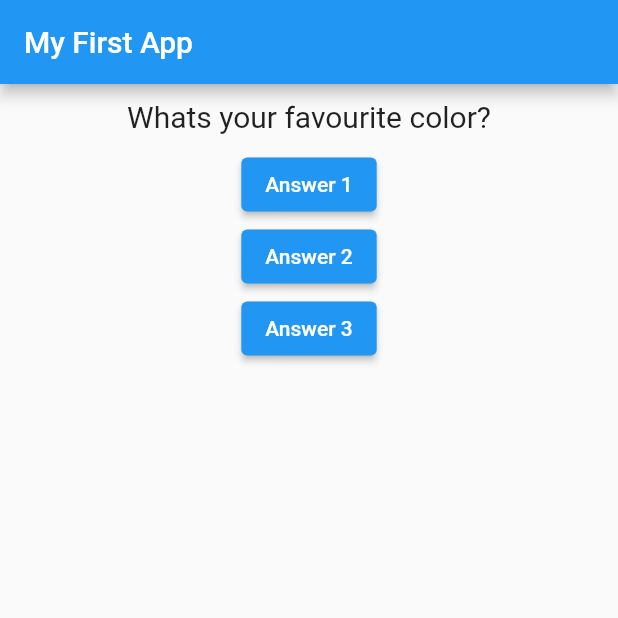
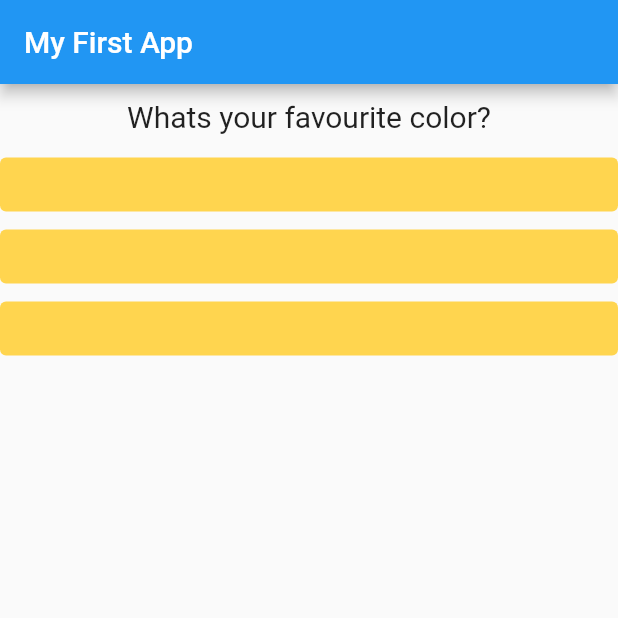
Before and after one commit to KellyEgesa/flutter_tutorial, a Flutter app: the screen it shows after launch, on a phone screen of 412 x 824 dp, the top half of it. Run offline on Flutter 3.47's test engine with Material 2 defaults, Android fonts, the phone set to English and light mode, and no system bars.

Commit message:
Made classes and functions private  - MyState  - MyAppState  - answerQuestion  - questionIndex

```diff
--- /dev/null
+++ b/lib/answer.dart
@@ -0,0 +1,17 @@
+import 'package:flutter/material.dart';
+
+class Answer extends StatelessWidget {
+  @override
+  Widget build(BuildContext context) {
+    return Container(
+      width: double.infinity,
+      child: ElevatedButton(
+        style: ButtonStyle(
+          backgroundColor: MaterialStateProperty.all(Colors.amber.shade300),
+        ),
+        onPressed: null,
+        child: Text(""),
+      ),
+    );
+  }
+}
--- a/lib/main.dart
+++ b/lib/main.dart
@@ -1,24 +1,26 @@
 import 'package:flutter/material.dart';
+
 import './question.dart';
+import './answer.dart';
 
-void main() => runApp(MyApp());
+void main() => runApp(_MyApp());
 
-class MyApp extends StatefulWidget {
+class _MyApp extends StatefulWidget {
   @override
   State<StatefulWidget> createState() {
-    return MyAppState();
+    return _MyAppState();
   }
 }
 
-class MyAppState extends State<MyApp> {
-  var questionIndex = 0;
+class _MyAppState extends State<_MyApp> {
+  var _questionIndex = 0;
 
-  void answerQuestion() {
+  void _answerQuestion() {
     setState(() {
-      questionIndex = questionIndex + 1;
+      _questionIndex = _questionIndex + 1;
     });
 
-    print(questionIndex);
+    print(_questionIndex);
   }
 
   @override
@@ -36,20 +38,11 @@ class MyAppState extends State<MyApp> {
       ),
       body: Column(children: [
         Question(
-          questions[questionIndex],
+          questions[_questionIndex],
         ),
-        ElevatedButton(
-          child: Text("Answer 1"),
-          onPressed: answerQuestion,
-        ),
-        ElevatedButton(
-          child: Text("Answer 2"),
-          onPressed: answerQuestion,
-        ),
-        ElevatedButton(
-          child: Text("Answer 3"),
-          onPressed: answerQuestion,
-        )
+        Answer(),
+        Answer(),
+        Answer()
       ]),
     ));
   }
```
